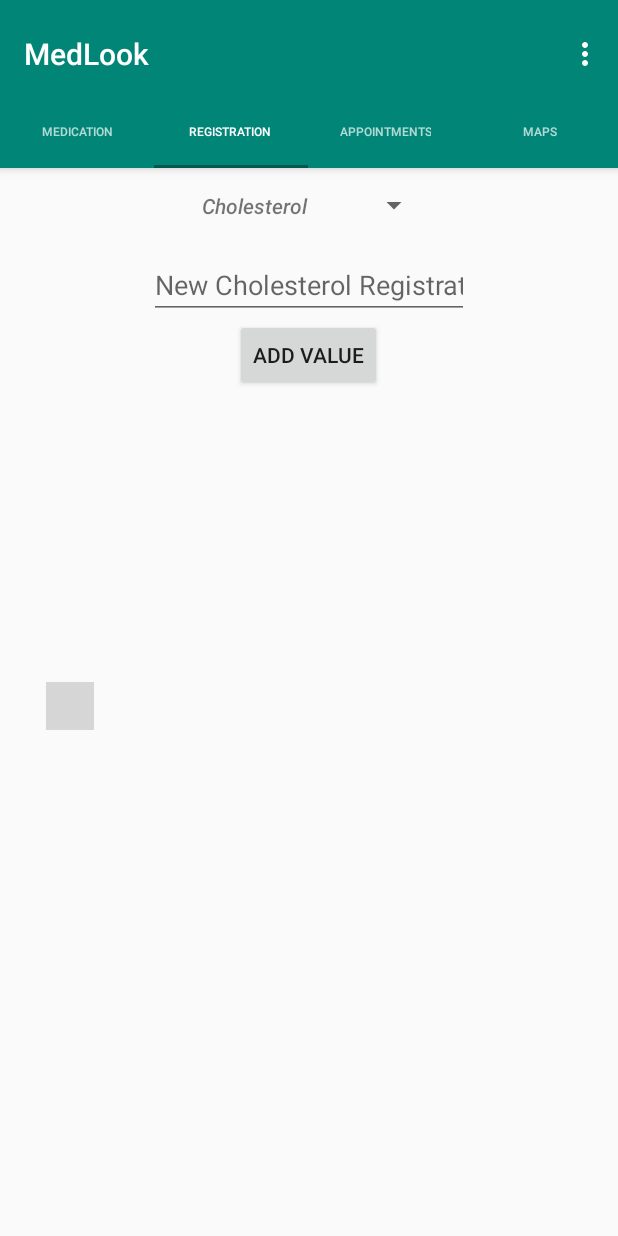
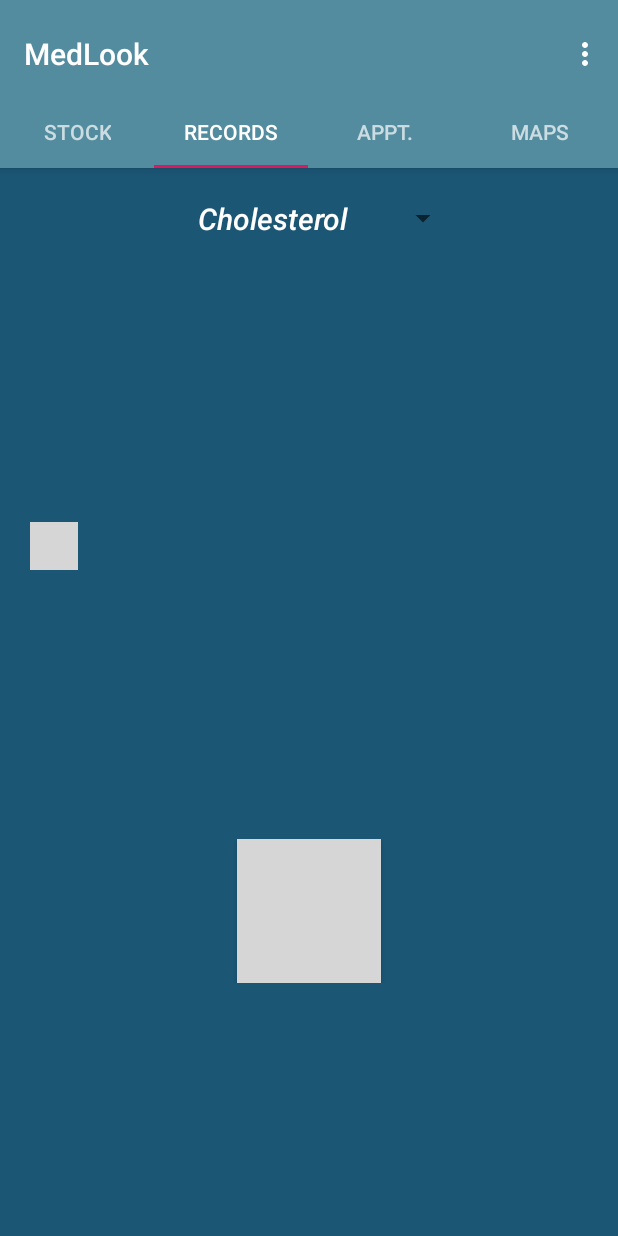
Before and after one commit to MariaJMRibeiro/MedSide, an Android app: the InitialPage screen opened directly, with no data from a screen before it, tab 2 chosen, on a phone screen of 412 x 824 dp. Run offline under Robolectric (Android 15) with nearby library versions, the phone set to English and light mode, and no system bars; libraries missing offline, so code that uses them is left out: com.jjoe64.graphview; plain views replace GraphView; 12 statements that could not run were skipped; grey boxes are pictures that could not be loaded.

Commit message:
Beauty Medication and Record Organization

```diff
--- a/app/src/main/AndroidManifest.xml
+++ b/app/src/main/AndroidManifest.xml
@@ -9,7 +9,8 @@
         android:roundIcon="@mipmap/ic_launcher_round"
         android:supportsRtl="true"
         android:theme="@style/AppTheme">
-        <activity android:name=".PersonalInformations"></activity>
+        <activity android:name=".AddCho"></activity>
+        <activity android:name=".PersonalInformations" />
         <activity android:name=".FavoriteLocations" />
         <activity android:name=".DoctorComunication" />
         <activity android:name=".ChangePassword" />
--- a/app/src/main/java/up201506196/com/firsttp/DatabaseHelper.java
+++ b/app/src/main/java/up201506196/com/firsttp/DatabaseHelper.java
@@ -56,6 +56,7 @@ public class DatabaseHelper extends SQLiteOpenHelper {
                 + COLUMN_RID + " integer primary key autoincrement,"
                 + COLUMN_RVALUE + " INTEGER,"
                 + COLUMN_RDATE + " DATETIME DEFAULT CURRENT_TIMESTAMP,"
+                + COLUMN_RTYPE + " TEXT,"
                 + COLUMN_RUSER + " TEXT,"
                 + " FOREIGN KEY ("+COLUMN_RUSER+") REFERENCES "+"user"+"("+"email"+"));";
         db.execSQL(CREATE_REGISTS_TABLE);
--- a/app/src/main/java/up201506196/com/firsttp/frag2.java
+++ b/app/src/main/java/up201506196/com/firsttp/frag2.java
@@ -1,5 +1,6 @@
 package up201506196.com.firsttp;
 
+import android.content.Intent;
 import android.database.Cursor;
 import android.os.Bundle;
 import android.support.v4.app.Fragment;
@@ -25,12 +26,10 @@ import java.util.List;
 
 public class frag2 extends Fragment {
 
-    EditText e1;
     Button b1;
     DatabaseHelper db;
     SQLiteDatabase sqLiteDatabase;
     Cursor cursor;
-    int value;
     String date;
     int x=0;
     private Spinner mSpinner;
@@ -51,7 +50,6 @@ public class frag2 extends Fragment {
 
 
     public void onViewCreated(final View view, Bundle savedInstanceState) {
-        e1= (EditText) view.findViewById(R.id.text_name);
         b1= (Button) view.findViewById(R.id.submit_button);
         mSpinner = (Spinner) view.findViewById(R.id.layout_spinner);
         String[] regists = new String[]{
@@ -91,23 +89,21 @@ public class frag2 extends Fragment {
                             @Override
                             public void onClick(View v) {
                                 String user = getActivity().getIntent().getExtras().getString("key_email");
-                                String val = e1.getText().toString();
-                                int value = Integer.parseInt(val);
-                                String type= "cholesterol";
-                                Regist regist =
-                                        new  Regist(value,user,type);
-                                db.addRegist(regist);
-                                e1.setText("");
+                                Intent i=new Intent(getActivity(), AddCho.class);
+                                i.putExtra("key_email", user);
+                                startActivity(i);
                             }
                         });
 
+                        int value;
+                        String type="cholesterol";
                         String user = getActivity().getIntent().getExtras().getString("key_email");
                         sqLiteDatabase = db.getReadableDatabase();
                         GraphView graph = (GraphView) view.findViewById(R.id.graph);
                         LineGraphSeries<DataPoint> series;
                         series = new LineGraphSeries<>();
                         graph.addSeries(series);
-                        cursor = sqLiteDatabase.rawQuery("SELECT * FROM "+db.TABLE_REGISTS + " WHERE " + db.COLUMN_MUSER + " =? " , new String[]{user});
+                        cursor = sqLiteDatabase.rawQuery("SELECT * FROM "+db.TABLE_REGISTS + " WHERE " + db.COLUMN_MUSER + " =? " + " AND " + db.COLUMN_RTYPE + "=?", new String[]{user,type});
                         if (cursor.moveToFirst()) {
                             do {
                                 value=Integer.parseInt(cursor.getString(cursor.getColumnIndex(db.COLUMN_RVALUE)));
--- a/app/src/main/res/layout/activity_initial_page.xml
+++ b/app/src/main/res/layout/activity_initial_page.xml
@@ -32,7 +32,7 @@
             style="@style/MyCustomTabLayout"
             android:layout_width="match_parent"
             android:layout_height="wrap_content"
-            app:tabIndicatorColor="@color/colorPrimaryDark">
+            app:tabIndicatorColor="@color/colorAccent">
 
             <android.support.design.widget.TabItem
                 android:id="@+id/tabItem"
--- a/app/src/main/res/layout/adapter_med.xml
+++ b/app/src/main/res/layout/adapter_med.xml
@@ -10,14 +10,16 @@
         android:textAlignment="center"
         android:layout_width="match_parent"
         android:layout_height="wrap_content"
-        android:layout_weight="66.6"
+        android:layout_weight="40"
+        android:textSize="20sp"
         android:text="TextView" />
 
     <TextView
         android:id="@+id/show_quantity"
         android:textAlignment="center"
+        android:textSize="20sp"
         android:layout_width="match_parent"
         android:layout_height="wrap_content"
-        android:layout_weight="33.3"
+        android:layout_weight="60"
         android:text="TextView" />
 </LinearLayout>
--- a/app/src/main/res/layout/fragment_frag2.xml
+++ b/app/src/main/res/layout/fragment_frag2.xml
@@ -2,14 +2,15 @@
 <RelativeLayout xmlns:android="http://schemas.android.com/apk/res/android"
     xmlns:tools="http://schemas.android.com/tools"
     android:layout_width="match_parent"
-    android:layout_height="match_parent">
+    android:layout_height="match_parent"
+    android:background="@color/colorPrimaryDark">
 
     <Spinner
         android:layout_width="wrap_content"
         android:layout_height="wrap_content"
         android:id="@+id/layout_spinner"
-        android:layout_centerHorizontal="true"
-        android:layout_margin="5dp">
+        android:layout_marginTop="10dp"
+        android:layout_centerHorizontal="true">
 
     </Spinner>
 
@@ -21,45 +22,40 @@
         android:layout_below="@id/layout_spinner">
 
         <LinearLayout
-            android:id="@+id/layout_submit"
-            android:layout_width="fill_parent"
-            android:layout_height="wrap_content"
-            android:layout_margin="5dp"
-            android:orientation="vertical">
-
-            <EditText
-                android:id="@+id/text_name"
-                android:layout_width="wrap_content"
-                android:layout_height="wrap_content"
-                android:ems="10"
-                android:hint="@string/cholesterol_value"
-                android:singleLine="true"
-                android:layout_gravity="center"/>
-
-            <Button
-                android:id="@+id/submit_button"
-                android:layout_width="wrap_content"
-                android:layout_height="wrap_content"
-                android:layout_weight="1"
-                android:text="@string/add_value"
-                android:layout_gravity="center"/>
-
-        </LinearLayout>
-
-        <LinearLayout
-            android:layout_width="350dp"
+            android:layout_width="match_parent"
             android:layout_height="350dp"
             android:layout_gravity="center"
-            android:layout_marginTop="30dp"
-            android:layout_below="@id/layout_submit"
+            android:paddingRight="20dp"
+            android:paddingLeft="20dp"
+            android:layout_marginTop="20dp"
+
             >
 
             <com.jjoe64.graphview.GraphView
+                android:background="@drawable/bg_calendar"
                 android:layout_width="wrap_content"
                 android:layout_height="wrap_content"
                 android:layout_gravity="center"
                 android:id="@+id/graph"
                 />
+        </LinearLayout>
+
+        <LinearLayout
+            android:id="@+id/layout_submit"
+            android:layout_width="fill_parent"
+            android:layout_height="wrap_content"
+            android:layout_marginTop="20dp"
+            android:orientation="vertical">
+
+            <Button
+                android:id="@+id/submit_button"
+                android:layout_width="wrap_content"
+                android:layout_height="0dp"
+                android:textColor="@color/common_google_signin_btn_text_dark_pressed"
+                android:background="@drawable/bg_button"
+                android:layout_weight="1"
+                android:text="@string/add_value"
+                android:layout_gravity="center"/>
 
         </LinearLayout>
 
@@ -84,14 +80,18 @@
                 android:layout_width="wrap_content"
                 android:layout_height="wrap_content"
                 android:ems="10"
+                android:textColor="@color/common_google_signin_btn_text_dark_pressed"
                 android:hint="@string/heart_value"
+                android:textColorHint="@color/common_google_signin_btn_text_dark_pressed"
                 android:singleLine="true"
                 android:layout_gravity="center"/>
 
             <Button
                 android:id="@+id/hsubmit_button"
                 android:layout_width="wrap_content"
-                android:layout_height="wrap_content"
+                android:layout_height="0dp"
+                android:textColor="@color/common_google_signin_btn_text_dark_pressed"
+                android:background="@drawable/bg_button"
                 android:layout_weight="1"
                 android:text="@string/add_value"
                 android:layout_gravity="center"/>
@@ -103,6 +103,7 @@
             android:layout_height="350dp"
             android:layout_gravity="center"
             android:layout_marginTop="30dp"
+            android:background="@drawable/bg_calendar"
             android:layout_below="@id/hlayout_submit"
             >
 
@@ -110,6 +111,7 @@
                 android:layout_width="wrap_content"
                 android:layout_height="wrap_content"
                 android:layout_gravity="center"
+
                 android:id="@+id/hgraph"
                 />
 
@@ -135,7 +137,9 @@
                 android:id="@+id/bmintext_name"
                 android:layout_width="wrap_content"
                 android:layout_height="wrap_content"
+                android:textColor="@color/common_google_signin_btn_text_dark_pressed"
                 android:ems="10"
+                android:textColorHint="@color/common_google_signin_btn_text_dark_pressed"
                 android:hint="@string/max_blood_value"
                 android:singleLine="true"
                 android:layout_gravity="center"/>
@@ -145,6 +149,8 @@
                 android:layout_width="wrap_content"
                 android:layout_height="wrap_content"
                 android:ems="10"
+                android:textColorHint="@color/common_google_signin_btn_text_dark_pressed"
+                android:textColor="@color/common_google_signin_btn_text_dark_pressed"
                 android:hint="@string/min_blood_value"
                 android:singleLine="true"
                 android:layout_gravity="center"/>
@@ -152,7 +158,9 @@
             <Button
                 android:id="@+id/bsubmit_button"
                 android:layout_width="wrap_content"
-                android:layout_height="wrap_content"
+                android:background="@drawable/bg_button"
+                android:layout_height="0dp"
+                android:textColor="@color/common_google_signin_btn_text_dark_pressed"
                 android:layout_weight="1"
                 android:text="@string/add_values"
                 android:layout_gravity="center"/>
--- a/app/src/main/res/layout/spinner_item.xml
+++ b/app/src/main/res/layout/spinner_item.xml
@@ -4,6 +4,10 @@
     android:layout_width="match_parent"
     android:layout_height="wrap_content"
     android:padding="10dp"
+    android:textAlignment="center"
     android:textStyle="italic"
+    android:textSize="20sp"
+    android:background="@color/colorPrimaryDark"
+    android:textColor="@color/common_google_signin_btn_text_dark_pressed"
     android:fontFamily="sans-serif-medium"
     />
--- a/app/src/main/res/values/colors.xml
+++ b/app/src/main/res/values/colors.xml
@@ -1,6 +1,6 @@
 <?xml version="1.0" encoding="utf-8"?>
 <resources>
-    <color name="colorPrimary">#008577</color>
-    <color name="colorPrimaryDark">#00574B</color>
+    <color name="colorPrimary">#528C9E</color>
+    <color name="colorPrimaryDark">#1b5675</color>
     <color name="colorAccent">#D81B60</color>
 </resources>
--- a/app/src/main/res/values/strings.xml
+++ b/app/src/main/res/values/strings.xml
@@ -5,9 +5,9 @@
     <string name="login">Login</string>
     <string name="no_account_yet">No account yet?</string>
     <string name="title_activity_menu">Menu</string>
-    <string name="tab_text_1">Medication</string>
-    <string name="tab_text_3">Appointments</string>
-    <string name="tab_text_2">Registration</string>
+    <string name="tab_text_1">Stock</string>
+    <string name="tab_text_3">Appt.</string>
+    <string name="tab_text_2">Records</string>
     <string name="tab_text_4">Maps</string>
     <string name="action_settings2">Profile</string>
     <string name="action_settings3">Log Out</string>
@@ -17,10 +17,12 @@
     <string name="medication_reset">Delete Medication</string>
     <string name="medication_add">Add Medication</string>
     <string name="medication_return">Return</string>
-    <string name="cholesterol_value">New Cholesterol Registration</string>
-    <string name="heart_value">New HeartBeat Registration</string>
-    <string name="max_blood_value">New Systolic (Max) Blood Pressure Registration</string>
-    <string name="min_blood_value">New Diastolic (Min) Blood Pressure Registration</string>
+    <string name="medication_title"> Medication</string>
+    <string name="medication_quantity_title">Quant.</string>
+    <string name="cholesterol_value">New Record</string>
+    <string name="heart_value">New Record</string>
+    <string name="max_blood_value">New Systolic (Max) Record</string>
+    <string name="min_blood_value">New Diastolic (Min) Record </string>
     <string name="weight_value">New Weight Registration</string>
     <string name="add_value">Add Value</string>
     <string name="add_values">Add Values</string>
--- a/app/src/main/res/values/styles.xml
+++ b/app/src/main/res/values/styles.xml
@@ -22,8 +22,6 @@
     </style>
 
     <style name="MyCustomTabTextAppearance" parent="TextAppearance.Design.Tab">
-        <item name="android:textSize">8sp</item>
-        <item name="android:padding">0mm</item>
-        <item name="textAllCaps">true</item>
+        <item name="android:textSize">14sp</item>
     </style>
 </resources>
```
Also changed, not shown: app/src/main/java/up201506196/com/firsttp/AddCho.java (added, +41 -0 lines), app/src/main/res/layout/activity_add_cho.xml (added, +30 -0 lines), app/src/main/res/layout/fragment_frag1.xml (+71 -15 lines). Lines whose indentation alone changed are shown as unchanged.
